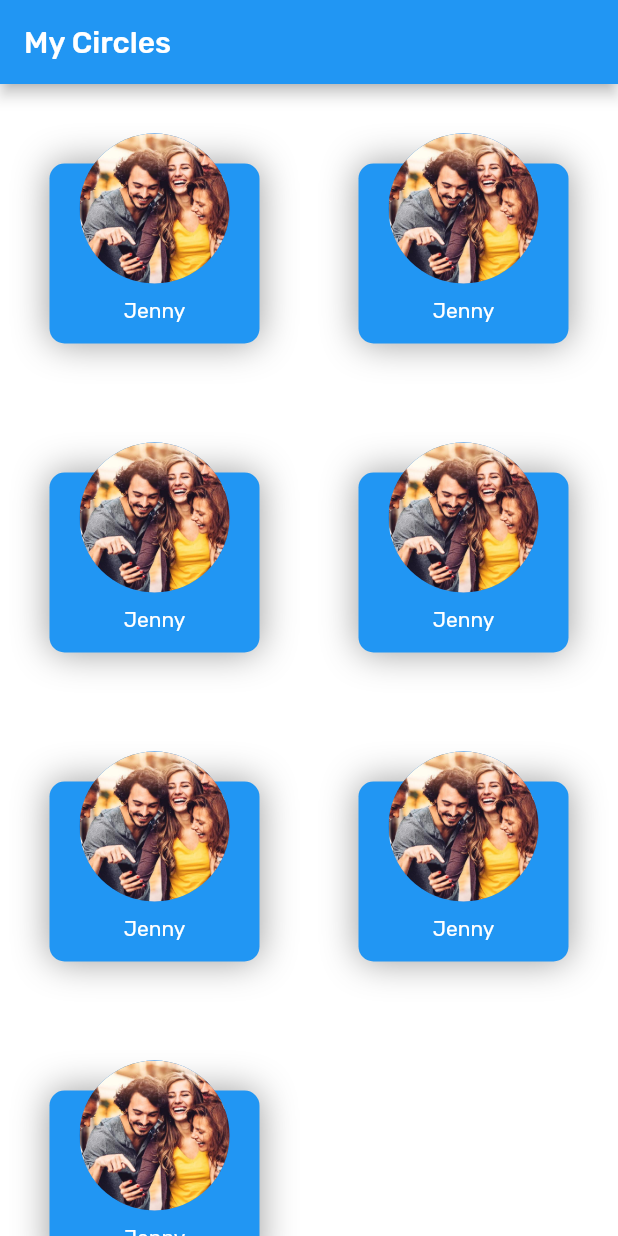
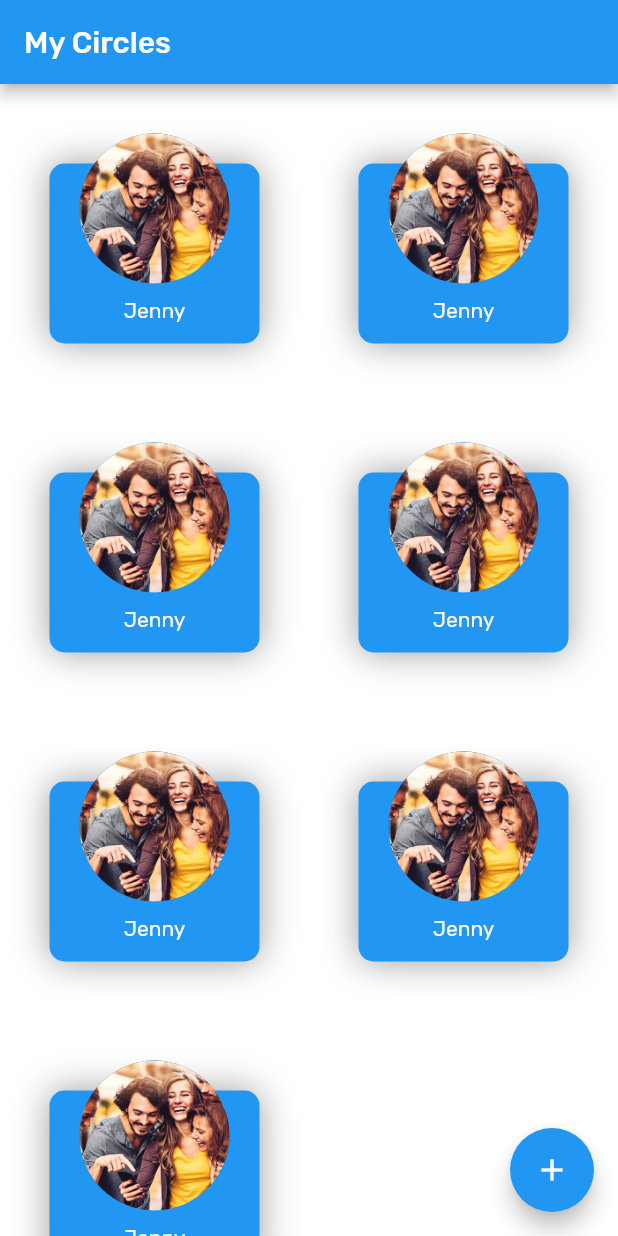
Before and after one commit to nonstopio/ns_flutterhack19, a Flutter app: the screen it shows after launch, on a phone screen of 412 x 824 dp. Run offline on Flutter 3.47's test engine with Material 2 defaults, Android fonts, the phone set to English and light mode, and no system bars; our stand-ins replace connectivity, dio, firebase_analytics, firebase_auth, firebase_messaging, flutter_screenutil and 3 more; accounts and stored records are empty.

Commit message:
completed MyCirclesScreen

```diff
--- a/lib/screens/circle/my_circles_screen.dart
+++ b/lib/screens/circle/my_circles_screen.dart
@@ -41,12 +41,15 @@ class _MyCirclesScreenState extends State<MyCirclesScreen> {
           getErrorWidget(),
         ],
       ),
+      floatingActionButton: FloatingActionButton(
+        child: Icon(Icons.add),
+        onPressed: () {},
+      ),
     );
   }
 
   Widget getBody() {
-    return Center(
-      child: GridView.count(
+    return GridView.count(
       crossAxisCount: 2,
       children: <Widget>[
         CircleCard(),
@@ -57,7 +60,6 @@ class _MyCirclesScreenState extends State<MyCirclesScreen> {
         CircleCard(),
         CircleCard(),
       ],
-      ),
     );
   }
 
```
Lines whose indentation alone changed are shown as unchanged.
